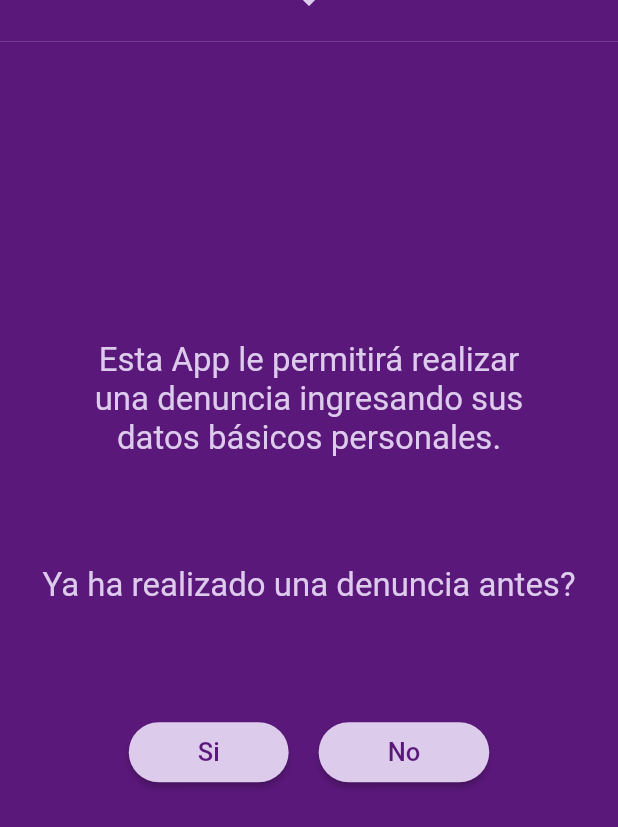
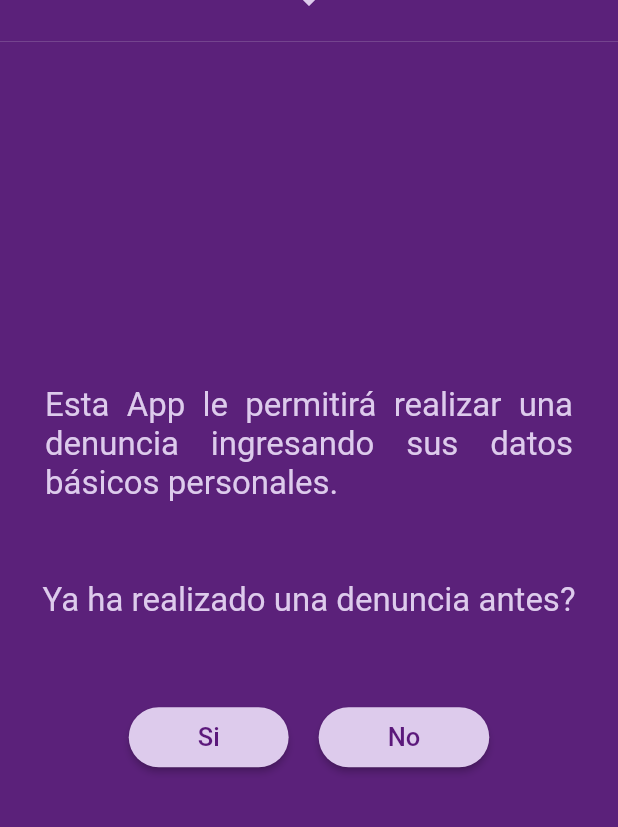
Before and after one commit to Agallo10/femden-flutter, a Flutter app: the InicioScroll screen opened by its route, scrolled down 576 dp, on a phone screen of 412 x 824 dp. Shown: the top 827 px of the screen. Run offline on Flutter 3.47's test engine with Material 2 defaults, Android fonts, the phone set to English and light mode, and no system bars; our stand-ins replace curved_navigation_bar, flutter_secure_storage, flutter_svg, font_awesome_flutter, pull_to_refresh; missing offline and left inert: age; accounts and stored records are empty.

Commit message:
ultimo commit

```diff
--- a/lib/global/environment.dart
+++ b/lib/global/environment.dart
@@ -1,4 +1,4 @@
-// import 'dart:io';
+import 'dart:io';
 
 // class Environment {
 //   static String apiUrl = Platform.isAndroid
@@ -8,8 +8,6 @@
 //       Platform.isAndroid ? 'http://10.0.2.2:3005' : ' http://localhost:3005';
 // }
 
-import 'dart:io';
-
 class Environment {
   static String apiUrl = 'https://femden-backend.herokuapp.com/api';
   static String socketUrl =
--- a/lib/src/pages/inicio.dart
+++ b/lib/src/pages/inicio.dart
@@ -25,17 +25,18 @@ class InicioScroll extends StatelessWidget {
     return Container(
       width: double.infinity,
       height: double.infinity,
-      color: Color.fromRGBO(91, 24, 123, 1),
+      color: Color.fromRGBO(91, 33, 122, 1),
     );
   }
 
   Widget _fondoIMG() {
     return Center(
       child: Container(
-        width: 180,
-        height: 180,
+        //color: Colors.red,
+        width: double.infinity,
+        height: 420,
         child: Image(
-          image: AssetImage('assets/derechos-mujer.png'),
+          image: AssetImage('assets/launcher.png'),
         ),
       ),
     );
@@ -45,35 +46,35 @@ class InicioScroll extends StatelessWidget {
     final estiloTexto =
         TextStyle(color: Color.fromRGBO(221, 203, 236, 1), fontSize: 28);
     final estiloTexto2 =
-        TextStyle(color: Color.fromRGBO(221, 203, 236, 1), fontSize: 22);
+        TextStyle(color: Color.fromRGBO(221, 203, 236, 1), fontSize: 18);
     return SafeArea(
       child: Column(
         children: <Widget>[
           SizedBox(
             height: 80,
           ),
-          Text(
-            'FEMDEN',
-            style: estiloTexto,
-          ),
+          // Text(
+          //   'FEMDEN',
+          //   style: estiloTexto,
+          // ),
           SizedBox(
-            height: 80,
+            height: 10,
           ),
           _fondoIMG(),
           Expanded(child: Container()),
           SizedBox(
-            height: 120,
+            height: 30,
             child: Container(
-              padding: EdgeInsets.all(30),
+              //padding: EdgeInsets.all(30),
               child: Text(
-                'Denuncia tu caso de violencia y discriminacion contra las mujeres',
+                'Desliza para continuar',
                 style: estiloTexto2,
                 textAlign: TextAlign.center,
               ),
               //color: Colors.black,
             ),
           ),
-          SizedBox(height: 100),
+          SizedBox(height: 2),
           Icon(
             Icons.keyboard_arrow_down,
             size: 70,
@@ -139,17 +140,21 @@ class InicioScroll extends StatelessWidget {
           height: 200,
         ),
         Container(
-          width: 300,
+          padding: EdgeInsets.all(30),
+          //color: Colors.black,
+          width: double.infinity,
           height: 150,
           child: Text(
             'Esta App le permitirá realizar una denuncia ingresando sus datos básicos personales. ',
             style: estiloTexto2,
-            textAlign: TextAlign.center,
+            textAlign: TextAlign.justify,
           ),
         ),
         Container(
-          width: 360,
-          height: 60,
+          padding: EdgeInsets.all(10),
+          width: double.infinity,
+          //color: Colors.black,
+          height: 70,
           child: Text(
             'Ya ha realizado una denuncia antes?',
             style: estiloTexto2,
@@ -157,7 +162,7 @@ class InicioScroll extends StatelessWidget {
           ),
         ),
         SizedBox(
-          height: 40,
+          height: 20,
         ),
         Container(
           child: Row(
--- a/lib/src/pages/seleccion.dart
+++ b/lib/src/pages/seleccion.dart
@@ -75,7 +75,7 @@ class PageHeader extends StatelessWidget {
       IconHeader(
         icon: FontAwesomeIcons.home,
         subtitulo: 'Selecciona el',
-        titulo: 'Tipo de denuncia',
+        titulo: 'Tipo de Violencia',
         color1: Color.fromRGBO(91, 24, 123, 1),
         color2: Color.fromRGBO(91, 24, 123, 1),
       ),
```
Also changed, not shown: lib/src/pages/mis_denuncias_page.dart (+12 -3 lines), lib/src/pages/pre_denuncia_page.dart (+13 -8 lines), lib/src/pages/register_page.dart (+4 -4 lines), lib/src/pages/ver_denuncia_page_2.dart (+14 -4 lines).
